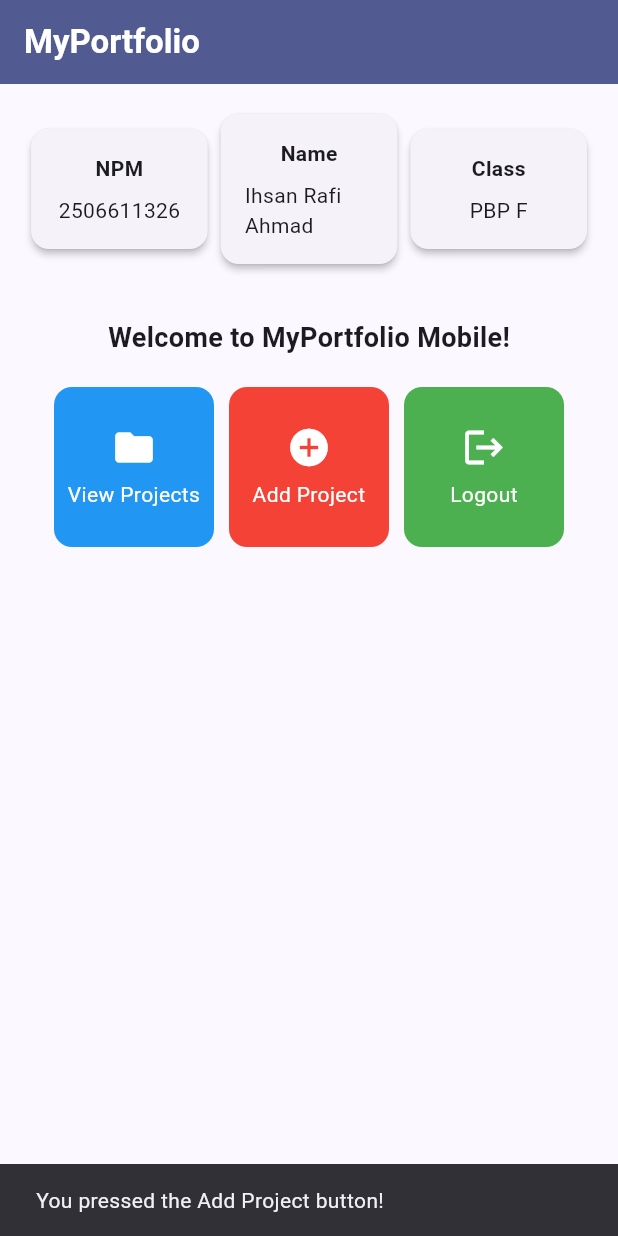
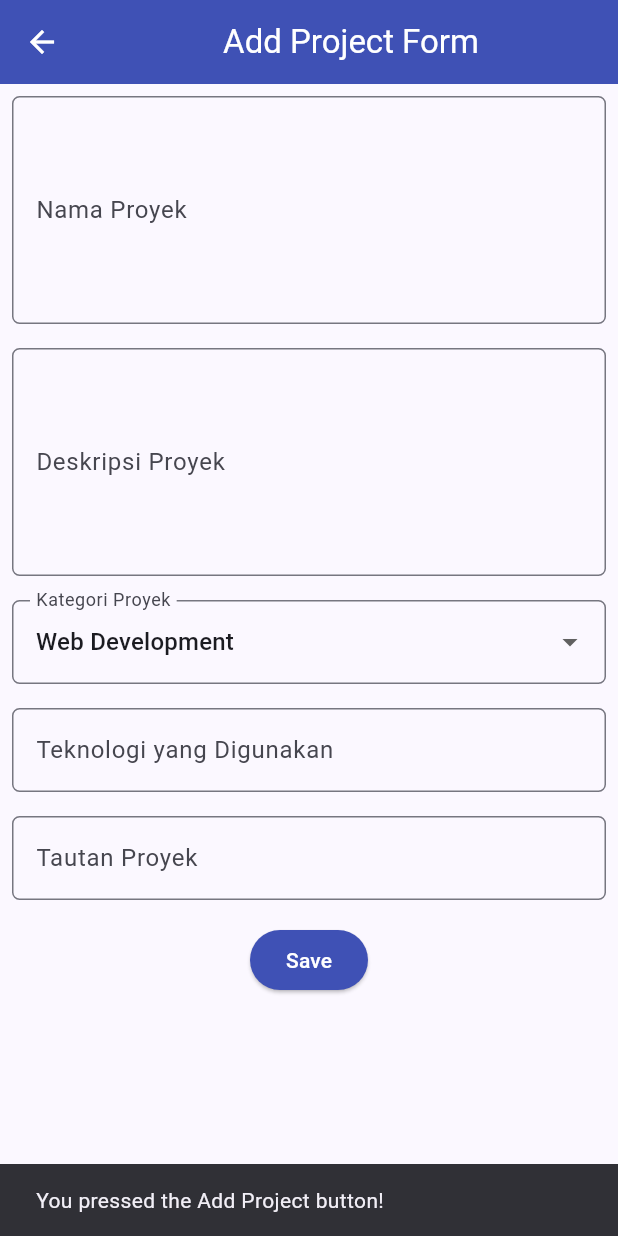
Before and after one commit to 8ijaan/myportofolio_mobile, a Flutter app: the screen it shows after launch, after a tap on "Add Project", on a phone screen of 412 x 824 dp. Run offline on Flutter 3.47's test engine with Material 3 defaults, Android fonts, the phone set to English and light mode, and no system bars.

Commit message:
feat: complete tutorial 9

```diff
--- a/lib/main.dart
+++ b/lib/main.dart
@@ -1,5 +1,5 @@
 import 'package:flutter/material.dart';
-import 'package:myportofolio_mobile/menu.dart';
+import 'package:myportofolio_mobile/screens/menu.dart';
 
 void main() {
   runApp(const MyApp());
--- a/lib/menu.dart
+++ b/lib/screens/menu.dart
@@ -1,8 +1,9 @@
 import 'package:flutter/material.dart';
+import 'package:myportofolio_mobile/widgets/left_drawer.dart';
+import 'package:myportofolio_mobile/widgets/project_card.dart';
 
 class MyHomePage extends StatelessWidget {
   MyHomePage({super.key});
-
 
   final String npm = "2506611326";
   final String nama = "Ihsan Rafi Ahmad";
@@ -20,13 +21,11 @@ class MyHomePage extends StatelessWidget {
       appBar: AppBar(
         title: const Text(
           'MyPortfolio',
-          style: TextStyle(
-            color: Colors.white,
-            fontWeight: FontWeight.bold,
-          ),
+          style: TextStyle(color: Colors.white, fontWeight: FontWeight.bold),
         ),
         backgroundColor: Theme.of(context).colorScheme.primary,
       ),
+      drawer: const LeftDrawer(),
       body: Padding(
         padding: const EdgeInsets.all(16.0),
         child: Column(
@@ -96,10 +95,7 @@ class InfoCard extends StatelessWidget {
         padding: const EdgeInsets.all(16.0),
         child: Column(
           children: [
-            Text(
-              title,
-              style: const TextStyle(fontWeight: FontWeight.bold),
-            ),
+            Text(title, style: const TextStyle(fontWeight: FontWeight.bold)),
             const SizedBox(height: 8.0),
             Text(content),
           ],
@@ -116,47 +112,3 @@ class ItemHomepage {
 
   ItemHomepage(this.name, this.icon, this.color);
 }
-
-class ItemCard extends StatelessWidget {
-  final ItemHomepage item;
-
-  const ItemCard(this.item, {super.key});
-
-  @override
-  Widget build(BuildContext context) {
-    return Material(
-      color: item.color,
-      borderRadius: BorderRadius.circular(12),
-      child: InkWell(
-        onTap: () {
-          ScaffoldMessenger.of(context)
-            ..hideCurrentSnackBar()
-            ..showSnackBar(
-              SnackBar(content: Text("You pressed the ${item.name} button!"))
-            );
-        },
-        child: Container(
-          padding: const EdgeInsets.all(8),
-          child: Center(
-            child: Column(
-              mainAxisAlignment: MainAxisAlignment.center,
-              children: [
-                Icon(
-                  item.icon,
-                  color: Colors.white,
-                  size: 30.0,
-                ),
-                const Padding(padding: EdgeInsets.all(3)),
-                Text(
-                  item.name,
-                  textAlign: TextAlign.center,
-                  style: const TextStyle(color: Colors.white),
-                ),
-              ],
-            ),
-          ),
-        ),
-      ),
-    );
-  }
-}
--- /dev/null
+++ b/lib/screens/project_form.dart
@@ -0,0 +1,215 @@
+import 'package:flutter/material.dart';
+
+// TODO: Impor drawer yang sudah dibuat sebelumnya
+
+class ProjectFormPage extends StatefulWidget {
+  const ProjectFormPage({super.key});
+
+  @override
+  State<ProjectFormPage> createState() => _ProjectFormPageState();
+}
+
+class _ProjectFormPageState extends State<ProjectFormPage> {
+  final _formKey = GlobalKey<FormState>();
+
+  String _projectName = "";
+  String _description = "";
+  String _category = "Web Development"; // default
+  String _technologies = "";
+  String _projectLink = "";
+
+  final List<String> _categories = [
+    'Web Development',
+    'Mobile Development',
+    'Machine Learning',
+    'Data Science',
+    'Other',
+  ];
+
+  @override
+  Widget build(BuildContext context) {
+    return Scaffold(
+      appBar: AppBar(
+        title: const Center(child: Text('Add Project Form')),
+        backgroundColor: Colors.indigo,
+        foregroundColor: Colors.white,
+      ),
+      // TODO: Tambahkan drawer yang sudah dibuat di sini
+      body: Form(
+        key: _formKey,
+        child: SingleChildScrollView(
+          child: Column(
+            crossAxisAlignment: CrossAxisAlignment.start,
+            children: [
+              // === Project Name ===
+              Padding(
+                padding: const EdgeInsets.all(8.0),
+                child: TextFormField(
+                  maxLines: 5,
+                  decoration: InputDecoration(
+                    hintText: "Nama Proyek",
+                    labelText: "Nama Proyek",
+                    border: OutlineInputBorder(
+                      borderRadius: BorderRadius.circular(5.0),
+                    ),
+                  ),
+                  onChanged: (String? value) {
+                    setState(() {
+                      _projectName = value!;
+                    });
+                  },
+                  validator: (String? value) {
+                    if (value == null || value.trim().isEmpty) {
+                      return "Nama proyek tidak boleh kosong!";
+                    }
+                    return null;
+                  },
+                ),
+              ),
+              // === Description ===
+              Padding(
+                padding: const EdgeInsets.all(8.0),
+                child: TextFormField(
+                  maxLines: 5,
+                  decoration: InputDecoration(
+                    hintText: "Deskripsi Proyek",
+                    labelText: "Deskripsi Proyek",
+                    border: OutlineInputBorder(
+                      borderRadius: BorderRadius.circular(5.0),
+                    ),
+                  ),
+                  onChanged: (String? value) {
+                    setState(() {
+                      _description = value!;
+                    });
+                  },
+                  validator: (String? value) {
+                    if (value == null || value.trim().isEmpty) {
+                      return "Deskripsi proyek tidak boleh kosong!";
+                    }
+                    return null;
+                  },
+                ),
+              ),
+
+              // === Category ===
+              Padding(
+                padding: const EdgeInsets.all(8.0),
+                child: DropdownButtonFormField<String>(
+                  decoration: InputDecoration(
+                    labelText: "Kategori Proyek",
+                    border: OutlineInputBorder(
+                      borderRadius: BorderRadius.circular(5.0),
+                    ),
+                  ),
+                  initialValue: _category,
+                  items: _categories
+                      .map(
+                        (category) => DropdownMenuItem(
+                          value: category,
+                          child: Text(category),
+                        ),
+                      )
+                      .toList(),
+                  onChanged: (String? newValue) {
+                    setState(() {
+                      _category = newValue!;
+                    });
+                  },
+                ),
+              ),
+
+              // === Technologies ===
+              Padding(
+                padding: const EdgeInsets.all(8.0),
+                child: TextFormField(
+                  decoration: InputDecoration(
+                    hintText: "Contoh: Flutter, Django, Figma",
+                    labelText: "Teknologi yang Digunakan",
+                    border: OutlineInputBorder(
+                      borderRadius: BorderRadius.circular(5.0),
+                    ),
+                  ),
+                  onChanged: (String? value) {
+                    setState(() {
+                      _technologies = value!;
+                    });
+                  },
+                ),
+              ),
+
+              // === Project Link ===
+              Padding(
+                padding: const EdgeInsets.all(8.0),
+                child: TextFormField(
+                  decoration: InputDecoration(
+                    hintText: "URL Proyek (opsional)",
+                    labelText: "Tautan Proyek",
+                    border: OutlineInputBorder(
+                      borderRadius: BorderRadius.circular(5.0),
+                    ),
+                  ),
+                  onChanged: (String? value) {
+                    setState(() {
+                      _projectLink = value!;
+                    });
+                  },
+                ),
+              ),
+              // === Tombol Simpan ===
+              Align(
+                alignment: Alignment.bottomCenter,
+                child: Padding(
+                  padding: const EdgeInsets.all(8.0),
+                  child: ElevatedButton(
+                    style: ButtonStyle(
+                      backgroundColor: WidgetStateProperty.all(Colors.indigo),
+                    ),
+                    onPressed: () {
+                      if (_formKey.currentState!.validate()) {
+                        showDialog(
+                          context: context,
+                          builder: (context) {
+                            return AlertDialog(
+                              title: const Text('Proyek berhasil ditambahkan!'),
+                              content: SingleChildScrollView(
+                                child: Column(
+                                  crossAxisAlignment: CrossAxisAlignment.start,
+                                  children: [
+                                    Text('Nama Proyek: $_projectName'),
+                                    Text('Deskripsi: $_description'),
+                                    Text('Kategori: $_category'),
+                                    Text('Teknologi: $_technologies'),
+                                    Text('Tautan: $_projectLink'),
+                                  ],
+                                ),
+                              ),
+                              actions: [
+                                TextButton(
+                                  child: const Text('OK'),
+                                  onPressed: () {
+                                    Navigator.pop(context);
+                                    _formKey.currentState!.reset();
+                                  },
+                                ),
+                              ],
+                            );
+                          },
+                        );
+                      }
+                    },
+                    child: const Text(
+                      "Save",
+                      style: TextStyle(color: Colors.white),
+                    ),
+                  ),
+                ),
+              ),
+            ],
+          ),
+        ),
+      ),
+    );
+
+  }
+}
--- /dev/null
+++ b/lib/widgets/left_drawer.dart
@@ -0,0 +1,61 @@
+import 'package:flutter/material.dart';
+import 'package:myportofolio_mobile/screens/menu.dart';
+import 'package:myportofolio_mobile/screens/project_form.dart';
+
+class LeftDrawer extends StatelessWidget {
+  const LeftDrawer({super.key});
+
+  @override
+  Widget build(BuildContext context) {
+    return Drawer(
+      child: ListView(
+        children: [
+          const DrawerHeader(
+            decoration: BoxDecoration(color: Colors.indigo),
+            child: Column(
+              crossAxisAlignment: CrossAxisAlignment.start,
+              children: [
+                Text(
+                  'My Portfolio',
+                  style: TextStyle(
+                    fontSize: 30,
+                    fontWeight: FontWeight.bold,
+                    color: Colors.white,
+                  ),
+                ),
+                SizedBox(height: 10),
+                Text(
+                  'Explore personal projects and experiences!',
+                  style: TextStyle(fontSize: 15, color: Colors.white),
+                ),
+              ],
+            ),
+          ),
+          // TODO: Add the navigation entries
+          ListTile(
+            leading: const Icon(Icons.home_outlined),
+            title: const Text('Home'),
+            // Navigate to the portfolio home screen
+            onTap: () {
+              Navigator.pushReplacement(
+                context,
+                MaterialPageRoute(builder: (context) => MyHomePage()),
+              );
+            },
+          ),
+          ListTile(
+            leading: const Icon(Icons.add_circle_outline),
+            title: const Text('Add Project'),
+            // Navigate to the Add Project screen
+            onTap: () {
+              Navigator.pushReplacement(
+                context,
+                MaterialPageRoute(builder: (context) => const ProjectFormPage()),
+              );
+            },
+          ),
+        ],
+      ),
+    );
+  }
+}
--- /dev/null
+++ b/lib/widgets/project_card.dart
@@ -0,0 +1,53 @@
+import 'package:flutter/material.dart';
+import 'package:myportofolio_mobile/screens/menu.dart';
+import 'package:myportofolio_mobile/screens/project_form.dart';
+
+class ItemCard extends StatelessWidget {
+  final ItemHomepage item;
+
+  const ItemCard(this.item, {super.key});
+
+  @override
+  Widget build(BuildContext context) {
+    return Material(
+      color: item.color,
+      borderRadius: BorderRadius.circular(12),
+      child: InkWell(
+        onTap: () {
+          ScaffoldMessenger.of(context)
+            ..hideCurrentSnackBar()
+            ..showSnackBar(
+              SnackBar(content: Text("You pressed the ${item.name} button!")),
+            );
+
+          // Navigate ke halaman yang sesuai
+          if (item.name == "Add Project") {
+            Navigator.push(
+              context,
+              MaterialPageRoute<void>(
+                builder: (context) => const ProjectFormPage(),
+              ),
+            );
+          }
+        },
+        child: Container(
+          padding: const EdgeInsets.all(8),
+          child: Center(
+            child: Column(
+              mainAxisAlignment: MainAxisAlignment.center,
+              children: [
+                Icon(item.icon, color: Colors.white, size: 30.0),
+                const Padding(padding: EdgeInsets.all(3)),
+                Text(
+                  item.name,
+                  textAlign: TextAlign.center,
+                  style: const TextStyle(color: Colors.white),
+                ),
+              ],
+            ),
+          ),
+        ),
+      ),
+    );
+  }
+}
```
